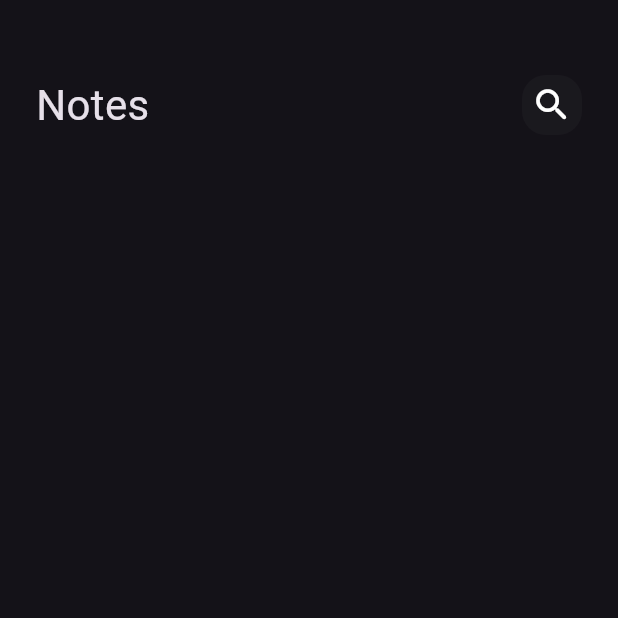
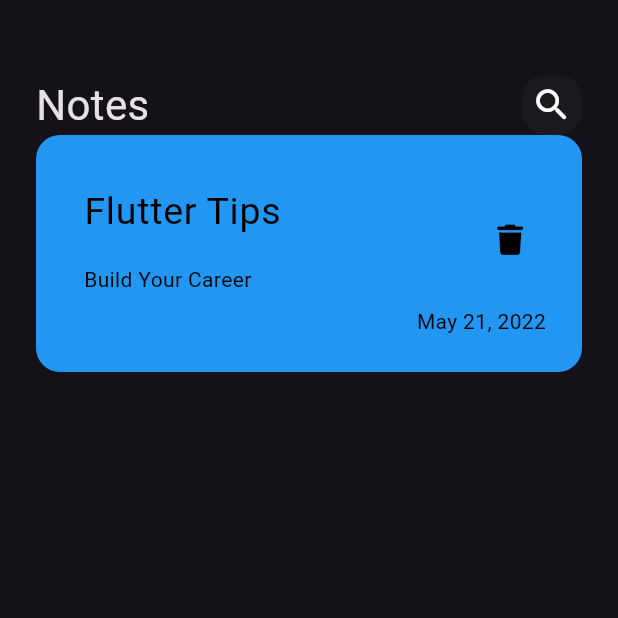
Before and after one commit to Ahmed-khedrovica/todo_app, a Flutter app: the screen it shows after launch, on a phone screen of 412 x 824 dp, the top half of it. Run offline on Flutter 3.47's test engine with Material 3 defaults, Android fonts, the phone set to English and light mode, and no system bars; our stand-ins replace font_awesome_flutter.

Commit message:
create custom note item

```diff
--- /dev/null
+++ b/lib/widgets/custom_note_item.dart
@@ -0,0 +1,57 @@
+import 'package:flutter/material.dart';
+import 'package:font_awesome_flutter/font_awesome_flutter.dart';
+
+class NoteItem extends StatelessWidget {
+  const NoteItem({super.key});
+
+  @override
+  Widget build(BuildContext context) {
+    return Container(
+      padding: EdgeInsets.only(top: 24,bottom: 24,left: 16),
+      decoration: BoxDecoration(
+        color: Colors.blue,
+        borderRadius: BorderRadius.circular(16),
+      ),
+      child: Column(
+        crossAxisAlignment: CrossAxisAlignment.end,
+        children: [
+          ListTile(
+            title: const Text(
+              'Flutter Tips',
+              style: TextStyle(
+                color: Colors.black,
+                fontSize: 25,
+              ),
+            ),
+            subtitle: Padding(
+              padding: const EdgeInsets.only(top: 16),
+              child: Text(
+                'Build Your Career',
+                style: TextStyle(
+                  color: Colors.black,
+                ),
+              ),
+            ),
+            trailing: IconButton(
+              onPressed: () {},
+              icon: Icon(
+                FontAwesomeIcons.trash,
+                color: Colors.black,
+                size: 20,
+              ),
+            ),
+          ),
+          Padding(
+            padding: const EdgeInsets.only(right: 24),
+            child: Text(
+              'May 21, 2022',
+              style: TextStyle(
+                color: Colors.black,
+              ),
+            ),
+          ),
+        ],
+      ),
+    );
+  }
+}
--- a/lib/widgets/notes_view_body.dart
+++ b/lib/widgets/notes_view_body.dart
@@ -1,6 +1,7 @@
 import 'package:flutter/material.dart';
 
 import 'custom_app_bar.dart';
+import 'custom_note_item.dart';
 
 class NotesViewBody extends StatelessWidget {
   const NotesViewBody({super.key});
@@ -11,8 +12,11 @@ class NotesViewBody extends StatelessWidget {
       padding: const EdgeInsets.symmetric(horizontal: 24),
       child: Column(
         children: [
-          SizedBox(height: 50,),
+          SizedBox(
+            height: 50,
+          ),
           CustomAppBar(),
+          NoteItem(),
         ],
       ),
     );
--- a/pubspec.yaml
+++ b/pubspec.yaml
@@ -30,10 +30,10 @@ environment:
 dependencies:
   flutter:
     sdk: flutter
-
   # The following adds the Cupertino Icons font to your application.
   # Use with the CupertinoIcons class for iOS style icons.
   cupertino_icons: ^1.0.8
+  font_awesome_flutter: ^10.8.0
 
 dev_dependencies:
   flutter_test:
```
Also changed, not shown: pubspec.lock.
